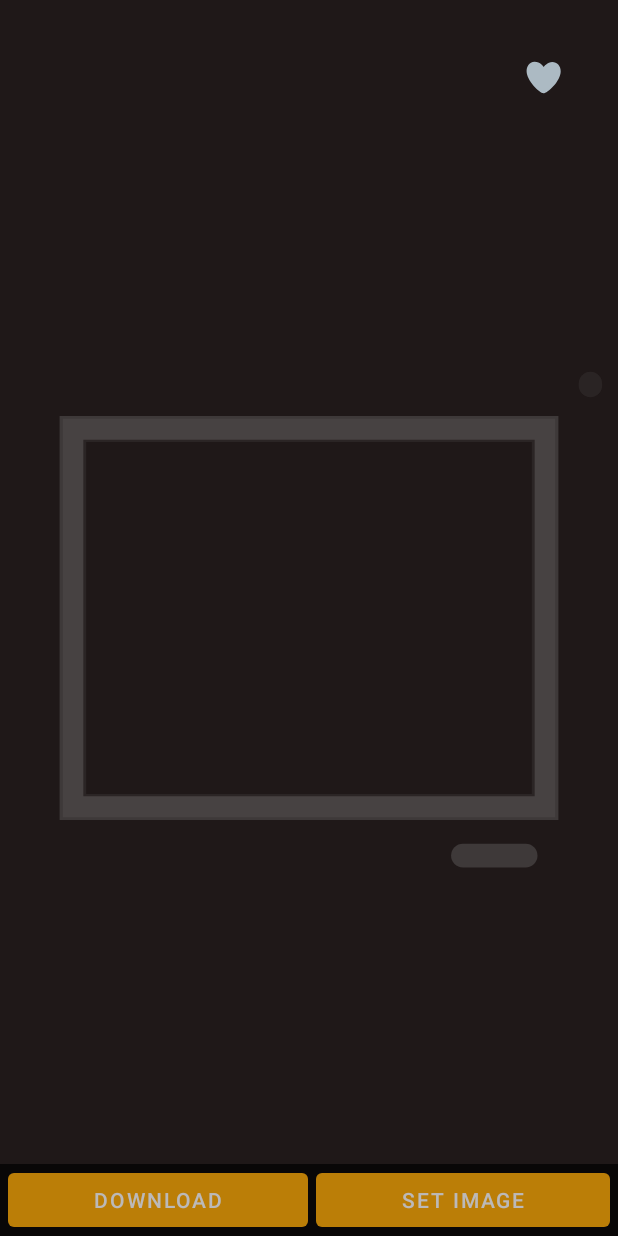
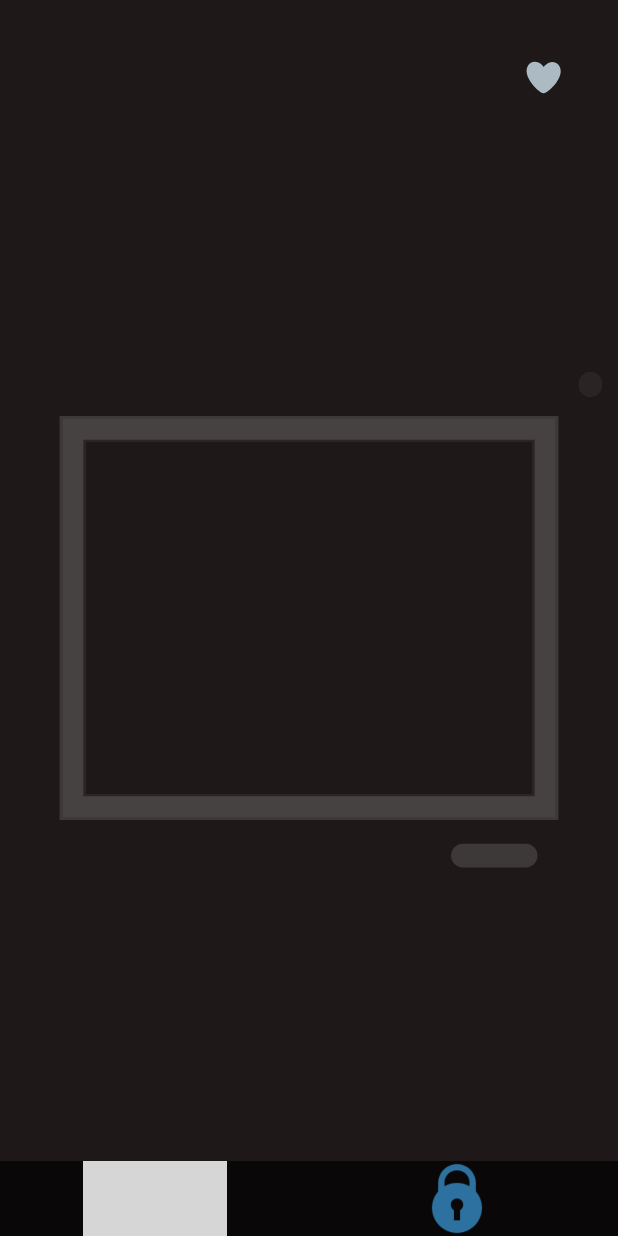
Before and after one commit to amrudesh1/Blaze-Wallpaper, an Android app: the BigImageDisplay screen opened directly, with no data from a screen before it, after a tap on "SET IMAGE", on a phone screen of 412 x 824 dp. Run offline under Robolectric (Android 15) with nearby library versions, the phone set to English and light mode, and no system bars; our stand-ins replace AdMob, ButterKnife, Picasso, Room's generated code, Volley; network calls fail; pictures from the network do not load; 5 statements that could not run were skipped; grey boxes are pictures that could not be loaded.

Commit message:
Completed Lock Screen Wallpaper

```diff
--- a/app/src/main/java/com/application/amrudesh/blazewallpaper/UI/BigImageDisplay.java
+++ b/app/src/main/java/com/application/amrudesh/blazewallpaper/UI/BigImageDisplay.java
@@ -9,16 +9,19 @@ import android.content.pm.PackageManager;
 import android.graphics.Bitmap;
 import android.graphics.drawable.Drawable;
 import android.net.Uri;
+import android.os.AsyncTask;
 import android.os.Build;
 import android.os.Bundle;
 import android.os.Environment;
 import android.os.Handler;
+import android.os.SystemClock;
 import android.provider.Settings;
 import android.util.Log;
 import android.view.MotionEvent;
 import android.view.View;
 import android.view.WindowManager;
 import android.widget.ImageView;
+import android.widget.ProgressBar;
 import android.widget.TextView;
 import android.widget.Toast;
 
@@ -36,7 +39,6 @@ import com.application.amrudesh.blazewallpaper.R;
 import com.application.amrudesh.blazewallpaper.Util.Constants;
 import com.application.amrudesh.blazewallpaper.Util.Prefs;
 import com.google.android.gms.ads.AdRequest;
-import com.google.android.gms.ads.AdSize;
 import com.google.android.gms.ads.AdView;
 import com.google.android.material.button.MaterialButton;
 import com.squareup.picasso.Picasso;
@@ -45,6 +47,8 @@ import com.squareup.picasso.Target;
 import org.json.JSONException;
 import org.json.JSONObject;
 
+import java.io.ByteArrayInputStream;
+import java.io.ByteArrayOutputStream;
 import java.io.File;
 import java.io.IOException;
 
@@ -74,6 +78,13 @@ public class BigImageDisplay extends AppCompatActivity {
     Prefs prefs;
     @BindView(R.id.adView_big)
     AdView adViewBig;
+    @BindView(R.id.home_screen_btn)
+    ImageView home;
+    @BindView(R.id.lock_screen_btn)
+    ImageView lock;
+    Boolean visibility = false;
+    static WallpaperManager wallpaperManager;
+    static ProgressBar progressBar;
 
 
     @Override
@@ -110,13 +121,16 @@ public class BigImageDisplay extends AppCompatActivity {
         wallpaper = (Wallpaper) getIntent().getSerializableExtra("URL");
         url = wallpaper.getId();
         Log.i("WALLPAPER", wallpaper.getWallpaper_URL());
+        progressBar = findViewById(R.id.progress_circular);
         animationView = findViewById(R.id.animation_view);
         animationView2 = findViewById(R.id.animation_view_loading);
         animationView3 = findViewById(R.id.swipe_right_animation);
         isPressed = wallpaper.getFav_Btn();
         wallpaperViewModel = ViewModelProviders.of(this).get(WallpaperViewModel.class);
         checkPermission();
-
+        wallpaperManager = WallpaperManager.getInstance(BigImageDisplay.this);
+        progressBar.setVisibility(View.GONE);
+        progressBar.setMax(100);
         getWindow().setFlags(WindowManager.LayoutParams.FLAG_FULLSCREEN,
                 WindowManager.LayoutParams.FLAG_FULLSCREEN);
 
@@ -160,7 +174,7 @@ public class BigImageDisplay extends AppCompatActivity {
         saveBtn.setOnClickListener(new View.OnClickListener() {
             @Override
             public void onClick(View v) {
-                setWallaper();
+                setWallaper(visibility);
             }
         });
         btnStatus();
@@ -187,8 +201,14 @@ public class BigImageDisplay extends AppCompatActivity {
             public void run() {
                 myTask();
             }
-        }, 8000);
+        }, 15000);
 
+        lock.setOnClickListener(new View.OnClickListener() {
+            @Override
+            public void onClick(View v) {
+                new setLockScreen().execute(bm);
+            }
+        });
 
     }
 
@@ -238,24 +258,31 @@ public class BigImageDisplay extends AppCompatActivity {
 
     }
 
-    private void setWallaper() {
+    private void setWallaper(Boolean visibile) {
+        downloadBtn.setVisibility(View.GONE);
+        saveBtn.setVisibility(View.GONE);
+        new Handler().postDelayed(
+                new Runnable() {
+                    @Override
+                    public void run() {
+                        if (!visibile) {
+                            downloadBtn.setVisibility(View.GONE);
+                            saveBtn.setVisibility(View.GONE);
+                            home.setVisibility(View.VISIBLE);
+                            lock.setVisibility(View.VISIBLE);
+                            visibility = true;
+                        } else {
+                            downloadBtn.setVisibility(View.VISIBLE);
+                            saveBtn.setVisibility(View.VISIBLE);
+                            home.setVisibility(View.GONE);
+                            lock.setVisibility(View.GONE);
+                            visibility = false;
+                        }
+                    }
+                }
+                , 500);
 
-        WallpaperManager wallpaperManager = WallpaperManager.getInstance(this);
-        if (Build.VERSION.SDK_INT >= Build.VERSION_CODES.N) {
-            // On Android N and above use the new API to set both the general system wallpaper and
-            // the lock-screen-specific wallpaper
-            try {
-                wallpaperManager.setBitmap(bm);
-            } catch (IOException e) {
-                e.printStackTrace();
-            }
-        } else {
-            try {
-                wallpaperManager.setBitmap(bm);
-            } catch (IOException e) {
-                e.printStackTrace();
-            }
-        }
+
     }
 
 
@@ -302,6 +329,13 @@ public class BigImageDisplay extends AppCompatActivity {
         requestQueue.add(wallpaperRequest);
     }
 
+    @Override
+    public void onBackPressed() {
+        super.onBackPressed();
+        setWallaper(visibility);
+    }
+
+
     private void showDialog() {
         TextView auth_name;
         TextView portfolio_link;
@@ -328,4 +362,57 @@ public class BigImageDisplay extends AppCompatActivity {
         }
 
     }
+
+    private void setLockScreenWallpaper() {
+
+
+    }
+
+    private static class setLockScreen extends AsyncTask<Bitmap, Integer, Void> {
+        int count = 0;
+        @Override
+        protected void onPreExecute() {
+            super.onPreExecute();
+            progressBar.setVisibility(View.VISIBLE);
+
+        }
+
+        @Override
+
+        protected void onProgressUpdate(Integer... values) {
+            super.onProgressUpdate(values);
+            progressBar.setProgress(values[0]);
+            Log.i("COMPLETED", String.valueOf(values[0]));
+        }
+
+        @Override
+        protected Void doInBackground(Bitmap... bitmaps) {
+            ByteArrayOutputStream bos = new ByteArrayOutputStream();
+            Log.i("BITMAP", String.valueOf(bitmaps[0].getByteCount()));
+            bitmaps[0].compress(Bitmap.CompressFormat.JPEG, 100, bos);
+            byte[] bitmapdata = bos.toByteArray();
+            ByteArrayInputStream bs = new ByteArrayInputStream(bitmapdata);
+            if (Build.VERSION.SDK_INT >= Build.VERSION_CODES.N) {
+                try {
+                    Log.i("WALLPAPER", String.valueOf(wallpaperManager.getDesiredMinimumHeight()
+                            + ":" + wallpaperManager.getDesiredMinimumWidth()));
+                    /*   wallpaperManager.setBitmap(bitmaps[0], null, true, WallpaperManager.FLAG_LOCK);*/
+                    wallpaperManager.setStream(bs, null, true, WallpaperManager.FLAG_LOCK);
+                    while (count < 5) {
+                        SystemClock.sleep(1000);
+                        count++;
+                        publishProgress(count * 20);
+                    }
+
+
+                } catch (IOException e) {
+                    Log.i("COMPLETED", e.toString());
+                }
+
+
+            }
+
+            return null;
+        }
+    }
 }
--- a/app/src/main/res/layout/activity_big_image_display.xml
+++ b/app/src/main/res/layout/activity_big_image_display.xml
@@ -21,6 +21,7 @@
             app:lottie_loop="true"
             app:lottie_rawRes="@raw/image_loading" />
 
+
         <ImageView
             android:id="@+id/bigImageView"
             android:layout_width="match_parent"
@@ -28,6 +29,12 @@
             android:contentDescription="@string/this_is_a_image"
             android:scaleType="centerCrop"
             android:transitionName="@string/transition_name" />
+
+        <ProgressBar
+            android:id="@+id/progress_circular"
+            android:layout_width="wrap_content"
+            android:layout_height="wrap_content"
+            android:layout_gravity="center" />
 
         <FrameLayout
             android:layout_width="match_parent"
@@ -55,14 +62,38 @@
             android:layout_gravity="bottom|end">
 
             <LinearLayout
+                android:id="@+id/down_linear"
                 android:layout_width="match_parent"
                 android:layout_height="wrap_content"
-                android:id="@+id/down_linear"
                 android:layout_gravity="bottom"
                 android:alpha="0.7"
                 android:background="@android:color/black"
                 android:orientation="horizontal"
                 android:weightSum="2">
+
+                <ImageView
+                    android:id="@+id/home_screen_btn"
+                    android:layout_width="wrap_content"
+                    android:layout_height="50dp"
+                    android:layout_gravity="bottom"
+                    android:layout_marginStart="55dp"
+                    android:layout_marginEnd="5dp"
+                    android:clickable="true"
+                    android:contentDescription="@string/homescreen"
+                    android:focusable="true"
+                    android:src="@drawable/home"
+                    android:visibility="gone" />
+
+                <ImageView
+                    android:id="@+id/lock_screen_btn"
+                    android:layout_width="wrap_content"
+                    android:layout_height="50dp"
+                    android:layout_marginStart="100dp"
+                    android:clickable="true"
+                    android:contentDescription="@string/lockscreen"
+                    android:focusable="true"
+                    android:src="@drawable/lock"
+                    android:visibility="gone" />
 
                 <com.google.android.material.button.MaterialButton
                     android:id="@+id/download_btn"
@@ -71,7 +102,7 @@
                     android:layout_gravity="bottom"
                     android:layout_marginStart="5dp"
                     android:layout_marginEnd="5dp"
-                    android:layout_weight="1.0"
+                    android:layout_weight="1"
                     android:text="@string/downlaod" />
 
                 <com.google.android.material.button.MaterialButton
@@ -87,12 +118,12 @@
 
             <com.google.android.gms.ads.AdView
                 android:id="@+id/adView_big"
+                android:layout_width="match_parent"
+                android:layout_height="wrap_content"
                 android:layout_below="@id/down_linear"
-                android:layout_width="match_parent"
                 android:layout_centerInParent="true"
-                android:layout_height="wrap_content"
-                app:adSize="BANNER"
-                ads:adUnitId="@string/banner_ad_unit_id" />
+                ads:adUnitId="@string/banner_ad_unit_id"
+                app:adSize="BANNER" />
 
         </RelativeLayout>
 
--- a/app/src/main/res/values/strings.xml
+++ b/app/src/main/res/values/strings.xml
@@ -33,4 +33,8 @@
     <string name="removeads">RemoveAds</string>
     <string name="author_name">Author Name:</string>
     <string name="portfolio_name">Portfolio Url:</string>
+    <string name="home_screen">Home Screen</string>
+    <string name="lock_screen">Lock Screen</string>
+    <string name="homescreen">HomeScreen</string>
+    <string name="lockscreen">LockScreen</string>
 </resources>
```
Also changed, not shown: app/src/main/res/drawable/lock.png (added).
